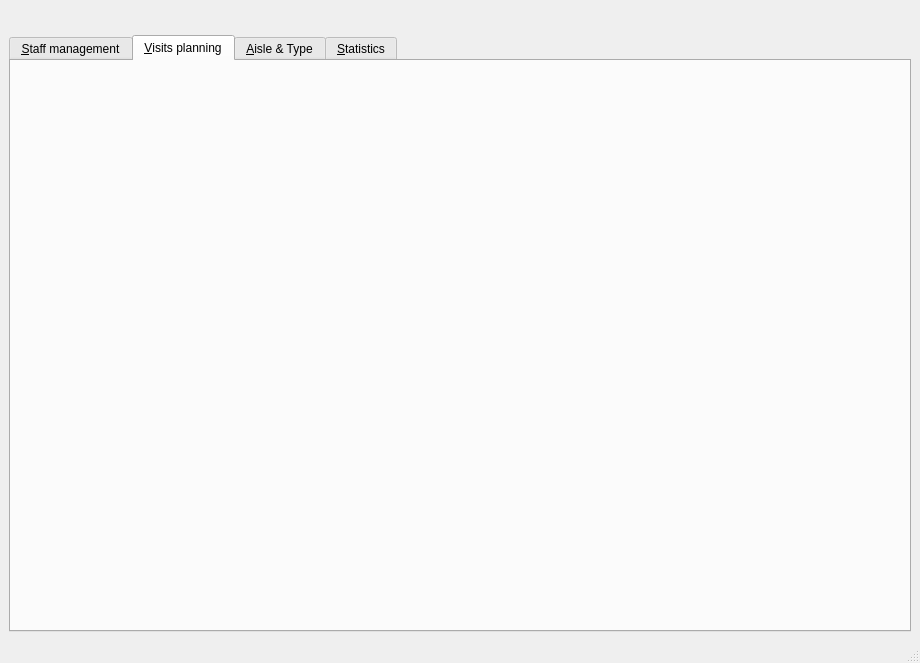
First picture: the form in AppliBureau/appNewWorld/mainwindowgestionnaire.ui, repository fjoly05/NewWorld, before the edit.
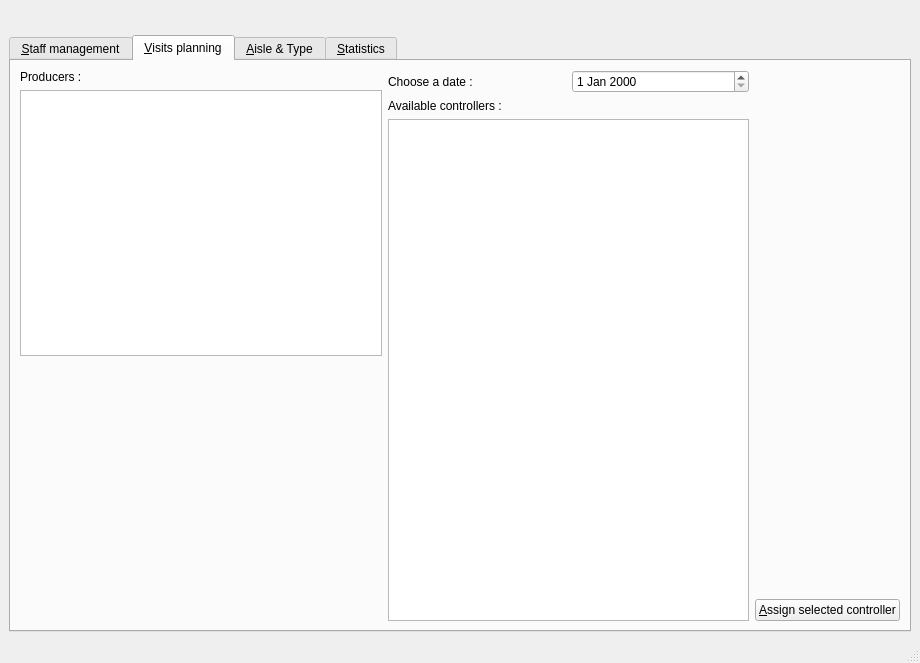
Second picture: the form after the edit. The open tabs and pages were chosen to show the change.

```diff
--- a/AppliBureau/appNewWorld/mainwindowgestionnaire.ui
+++ b/AppliBureau/appNewWorld/mainwindowgestionnaire.ui
@@ -325,6 +325,87 @@
        <attribute name="title">
         <string>&amp;Visits planning</string>
        </attribute>
+       <layout class="QHBoxLayout" name="horizontalLayout_15">
+        <item>
+         <layout class="QVBoxLayout" name="verticalLayout_9">
+          <item>
+           <widget class="QLabel" name="label_3">
+            <property name="text">
+             <string>Producers :</string>
+            </property>
+           </widget>
+          </item>
+          <item>
+           <widget class="QTableWidget" name="tableWidgetProducersVisit"/>
+          </item>
+          <item>
+           <spacer name="verticalSpacer_4">
+            <property name="orientation">
+             <enum>Qt::Vertical</enum>
+            </property>
+            <property name="sizeHint" stdset="0">
+             <size>
+              <width>20</width>
+              <height>40</height>
+             </size>
+            </property>
+           </spacer>
+          </item>
+         </layout>
+        </item>
+        <item>
+         <layout class="QVBoxLayout" name="verticalLayout_10">
+          <item>
+           <layout class="QHBoxLayout" name="horizontalLayout_14">
+            <item>
+             <widget class="QLabel" name="label">
+              <property name="text">
+               <string>Choose a date :</string>
+              </property>
+             </widget>
+            </item>
+            <item>
+             <widget class="QDateEdit" name="dateEditVisit"/>
+            </item>
+           </layout>
+          </item>
+          <item>
+           <widget class="QLabel" name="label_2">
+            <property name="text">
+             <string>Available controllers :</string>
+            </property>
+           </widget>
+          </item>
+          <item>
+           <widget class="QListWidget" name="listWidgetAvailableControllers"/>
+          </item>
+         </layout>
+        </item>
+        <item>
+         <layout class="QVBoxLayout" name="verticalLayout_11">
+          <item>
+           <spacer name="verticalSpacer_3">
+            <property name="orientation">
+             <enum>Qt::Vertical</enum>
+            </property>
+            <property name="sizeHint" stdset="0">
+             <size>
+              <width>20</width>
+              <height>40</height>
+             </size>
+            </property>
+           </spacer>
+          </item>
+          <item>
+           <widget class="QPushButton" name="pushButtonAssignController">
+            <property name="text">
+             <string>&amp;Assign selected controller</string>
+            </property>
+           </widget>
+          </item>
+         </layout>
+        </item>
+       </layout>
       </widget>
       <widget class="QWidget" name="tabAjoutRayonProduit">
        <attribute name="title">
```
Left out of the diff: 2 changed lines with no effect on the pictures.
